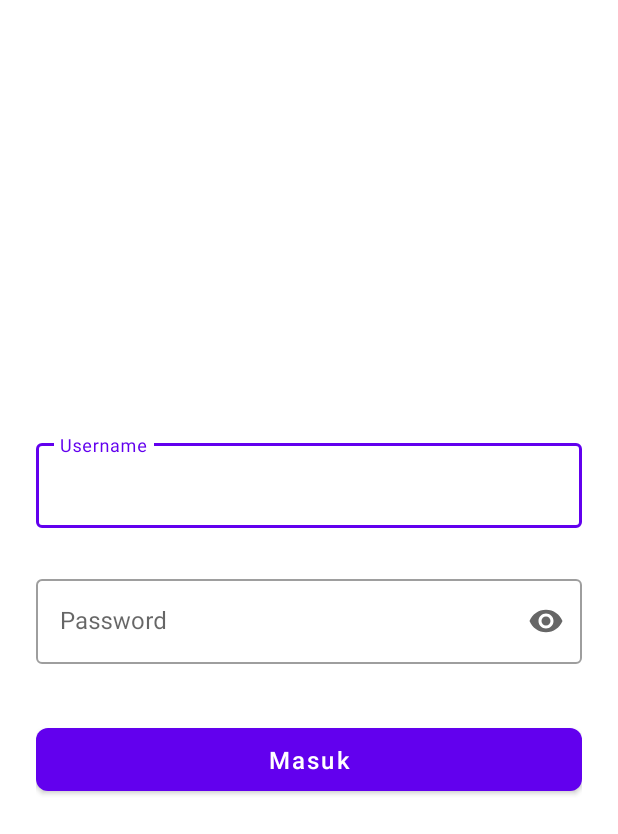
After one commit to dodyrifkisuraya/PostApp, an Android app: the layout activity_login.xml on its own in the app's theme, with its tools: preview values and no code run, on a phone screen of 412 x 824 dp. The commit adds this screen. Shown: the top 834 px of the screen. Run offline under Robolectric (Android 15) with nearby library versions, the phone set to English and light mode, and no system bars.

Commit message:
feat: add dependencies (Retrofit, OkHttp, Coroutines, Glide, Lifecycle) and replace MainActivity with LoginActivity
- Remove `MainActivity` and its layout.
- Create `LoginActivity` with a ViewBinding-enabled layout containing username, password, and login controls.
- Update `AndroidManifest.xml` to set `LoginActivity` as the launcher activity.
- Add and configure dependencies in `libs.versions.toml` and `app/build.gradle.kts`:
    - Networking: Retrofit 2.11.0, OkHttp 4.12.0.
    - Concurrency: Kotlin Coroutines 1.9.0.
    - Architecture: Lifecycle ViewModel and LiveData 2.8.7.
    - Image Loading: Glide 4.16.0.
- Enable `viewBinding` and configure `kotlinOptions` with `jvmTarget = "11"`.
- Update project SDK configuration to `compileSdk = 36` and target Java 21.
- Add required string resources for the login form.

```diff
--- /dev/null
+++ b/app/src/main/res/layout/activity_login.xml
@@ -0,0 +1,70 @@
+<?xml version="1.0" encoding="utf-8"?>
+<RelativeLayout xmlns:android="http://schemas.android.com/apk/res/android"
+    xmlns:app="http://schemas.android.com/apk/res-auto"
+    xmlns:tools="http://schemas.android.com/tools"
+    android:id="@+id/layoutLoginRoot"
+    android:layout_width="match_parent"
+    android:layout_height="match_parent"
+    android:padding="24dp"
+    tools:context=".presentation.login.LoginActivity">
+
+    <LinearLayout
+        android:id="@+id/layoutForm"
+        android:layout_width="match_parent"
+        android:layout_height="wrap_content"
+        android:layout_centerInParent="true"
+        android:orientation="vertical">
+
+        <com.google.android.material.textfield.TextInputLayout
+            android:id="@+id/tilUsername"
+            style="@style/Widget.MaterialComponents.TextInputLayout.OutlinedBox"
+            android:layout_width="match_parent"
+            android:layout_height="wrap_content"
+            android:hint="@string/hint_username"
+            app:errorEnabled="true">
+
+            <com.google.android.material.textfield.TextInputEditText
+                android:id="@+id/etUsername"
+                android:layout_width="match_parent"
+                android:layout_height="wrap_content"
+                android:inputType="text"
+                android:maxLines="1" />
+        </com.google.android.material.textfield.TextInputLayout>
+
+        <com.google.android.material.textfield.TextInputLayout
+            android:id="@+id/tilPassword"
+            style="@style/Widget.MaterialComponents.TextInputLayout.OutlinedBox"
+            android:layout_width="match_parent"
+            android:layout_height="wrap_content"
+            android:layout_marginTop="8dp"
+            android:hint="@string/hint_password"
+            app:endIconMode="password_toggle"
+            app:errorEnabled="true">
+
+            <com.google.android.material.textfield.TextInputEditText
+                android:id="@+id/etPassword"
+                android:layout_width="match_parent"
+                android:layout_height="wrap_content"
+                android:inputType="textPassword"
+                android:maxLines="1" />
+        </com.google.android.material.textfield.TextInputLayout>
+
+        <com.google.android.material.button.MaterialButton
+            android:id="@+id/btnLogin"
+            android:layout_width="match_parent"
+            android:layout_height="54dp"
+            android:layout_marginTop="16dp"
+            android:text="@string/btn_login"
+            android:textAllCaps="false"
+            android:textSize="16sp"
+            app:cornerRadius="8dp" />
+    </LinearLayout>
+
+    <ProgressBar
+        android:id="@+id/pbLoginLoading"
+        android:layout_width="wrap_content"
+        android:layout_height="wrap_content"
+        android:layout_centerInParent="true"
+        android:visibility="gone" />
+
+</RelativeLayout>
--- a/app/src/main/res/values/strings.xml
+++ b/app/src/main/res/values/strings.xml
@@ -1,3 +1,9 @@
 <resources>
     <string name="app_name">PostApp</string>
+
+    <string name="hint_username">Username</string>
+    <string name="hint_password">Password</string>
+    <string name="btn_login">Masuk</string>
+    <string name="error_empty_username">Username tidak boleh kosong</string>
+    <string name="error_empty_password">Password tidak boleh kosong</string>
 </resources>
--- a/build.gradle.kts
+++ b/build.gradle.kts
@@ -1,4 +1,5 @@
 // Top-level build file where you can add configuration options common to all sub-projects/modules.
 plugins {
     alias(libs.plugins.android.application) apply false
+    alias(libs.plugins.kotlin.android) apply false
 }
```
Also changed, not shown: app/build.gradle.kts (+29 -5 lines), app/src/main/AndroidManifest.xml (+4 -3 lines), app/src/main/java/com/dorizu/postapp/MainActivity.kt (deleted, +0 -20 lines), app/src/main/java/com/dorizu/postapp/presentation/login/LoginActivity.kt (added, +16 -0 lines), app/src/main/res/layout/activity_main.xml (deleted, +0 -10 lines), gradle/libs.versions.toml (+39 -7 lines).
